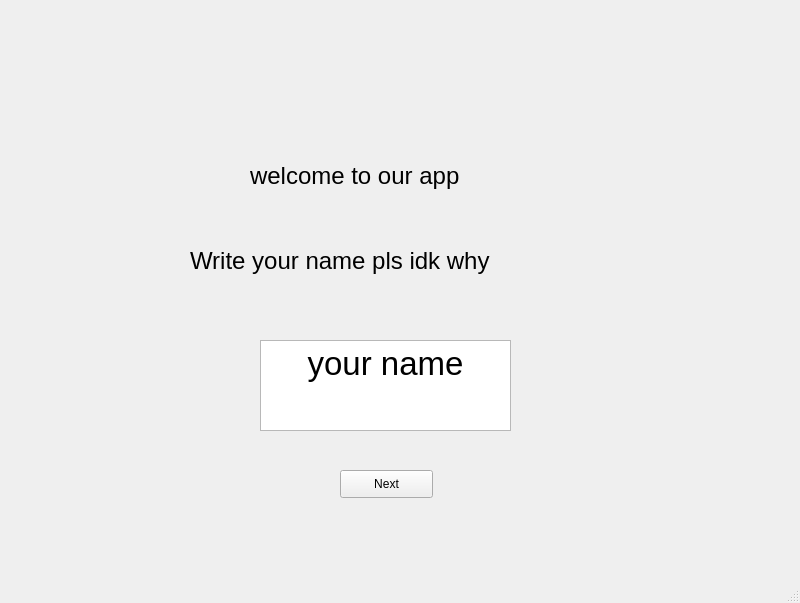
Before: the Qt Designer form src/greet.ui in abebus/atiri-proj, drawn with Qt 5.
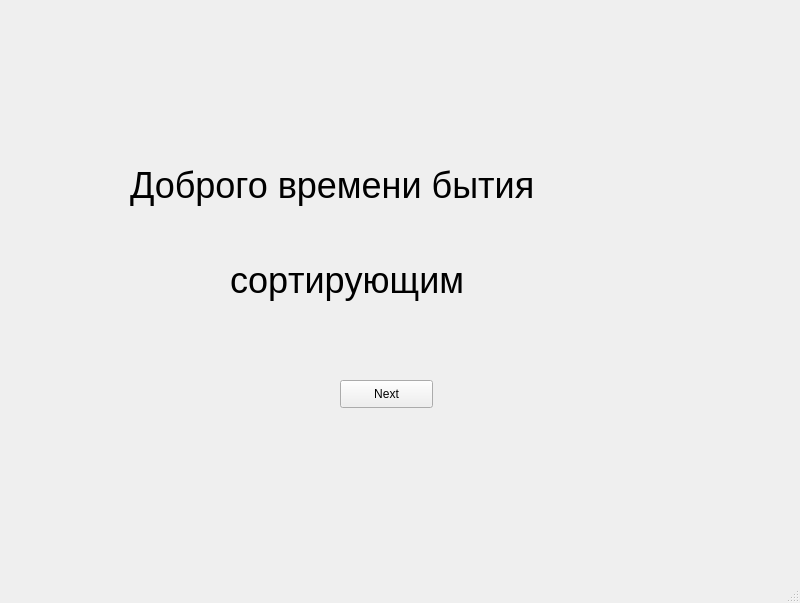
After: the same form once the commit is applied.

```diff
--- a/src/greet.ui
+++ b/src/greet.ui
@@ -10,37 +10,21 @@
     <height>603</height>
    </rect>
   </property>
+  <property name="sizePolicy">
+   <sizepolicy hsizetype="Fixed" vsizetype="Fixed">
+    <horstretch>0</horstretch>
+    <verstretch>0</verstretch>
+   </sizepolicy>
+  </property>
   <property name="windowTitle">
    <string>MainWindow</string>
   </property>
   <widget class="QWidget" name="centralwidget">
-   <widget class="QTextEdit" name="textEdit">
-    <property name="geometry">
-     <rect>
-      <x>260</x>
-      <y>340</y>
-      <width>251</width>
-      <height>91</height>
-     </rect>
-    </property>
-    <property name="font">
-     <font>
-      <pointsize>25</pointsize>
-     </font>
-    </property>
-    <property name="html">
-     <string>&lt;!DOCTYPE HTML PUBLIC &quot;-//W3C//DTD HTML 4.0//EN&quot; &quot;http://www.w3.org/TR/REC-html40/strict.dtd&quot;&gt;
-&lt;html&gt;&lt;head&gt;&lt;meta name=&quot;qrichtext&quot; content=&quot;1&quot; /&gt;&lt;style type=&quot;text/css&quot;&gt;
-p, li { white-space: pre-wrap; }
-&lt;/style&gt;&lt;/head&gt;&lt;body style=&quot; font-family:'MS Shell Dlg 2'; font-size:25pt; font-weight:400; font-style:normal;&quot;&gt;
-&lt;p align=&quot;center&quot; style=&quot; margin-top:0px; margin-bottom:0px; margin-left:0px; margin-right:0px; -qt-block-indent:0; text-indent:0px;&quot;&gt;your name&lt;/p&gt;&lt;/body&gt;&lt;/html&gt;</string>
-    </property>
-   </widget>
    <widget class="QPushButton" name="pb">
     <property name="geometry">
      <rect>
       <x>340</x>
-      <y>470</y>
+      <y>380</y>
       <width>93</width>
       <height>28</height>
      </rect>
@@ -49,42 +33,43 @@
      <string>Next</string>
     </property>
    </widget>
-   <widget class="QLabel" name="label_16">
-    <property name="geometry">
-     <rect>
-      <x>250</x>
-      <y>140</y>
-      <width>581</width>
-      <height>71</height>
-     </rect>
-    </property>
-    <property name="font">
-     <font>
-      <family>Yu Gothic UI</family>
-      <pointsize>18</pointsize>
-     </font>
-    </property>
-    <property name="text">
-     <string>welcome to our app</string>
-    </property>
-   </widget>
    <widget class="QLabel" name="label_17">
     <property name="geometry">
      <rect>
-      <x>190</x>
-      <y>240</y>
-      <width>401</width>
-      <height>41</height>
+      <x>130</x>
+      <y>130</y>
+      <width>521</width>
+      <height>111</height>
      </rect>
     </property>
     <property name="font">
      <font>
       <family>Yu Gothic UI</family>
-      <pointsize>18</pointsize>
+      <pointsize>27</pointsize>
      </font>
     </property>
     <property name="text">
-     <string>Write your name pls idk why</string>
+     <string>Доброго времени бытия </string>
+    </property>
+   </widget>
+   <widget class="QLabel" name="label">
+    <property name="geometry">
+     <rect>
+      <x>230</x>
+      <y>230</y>
+      <width>311</width>
+      <height>101</height>
+     </rect>
+    </property>
+    <property name="font">
+     <font>
+      <family>Yu Gothic UI</family>
+      <pointsize>27</pointsize>
+      <kerning>false</kerning>
+     </font>
+    </property>
+    <property name="text">
+     <string>сортирующим</string>
     </property>
    </widget>
   </widget>
```
